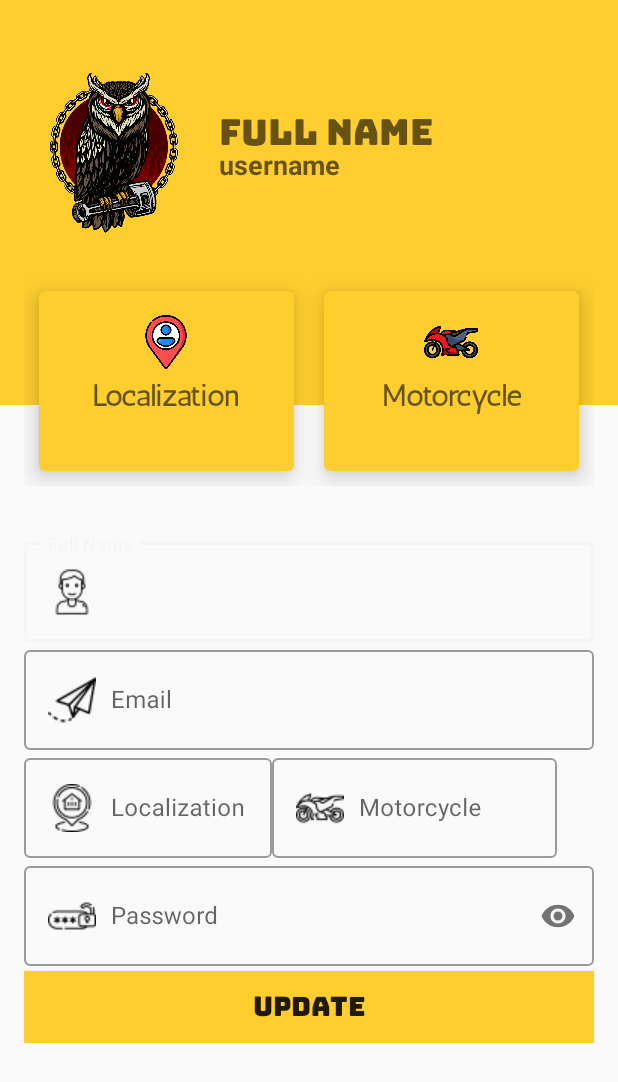
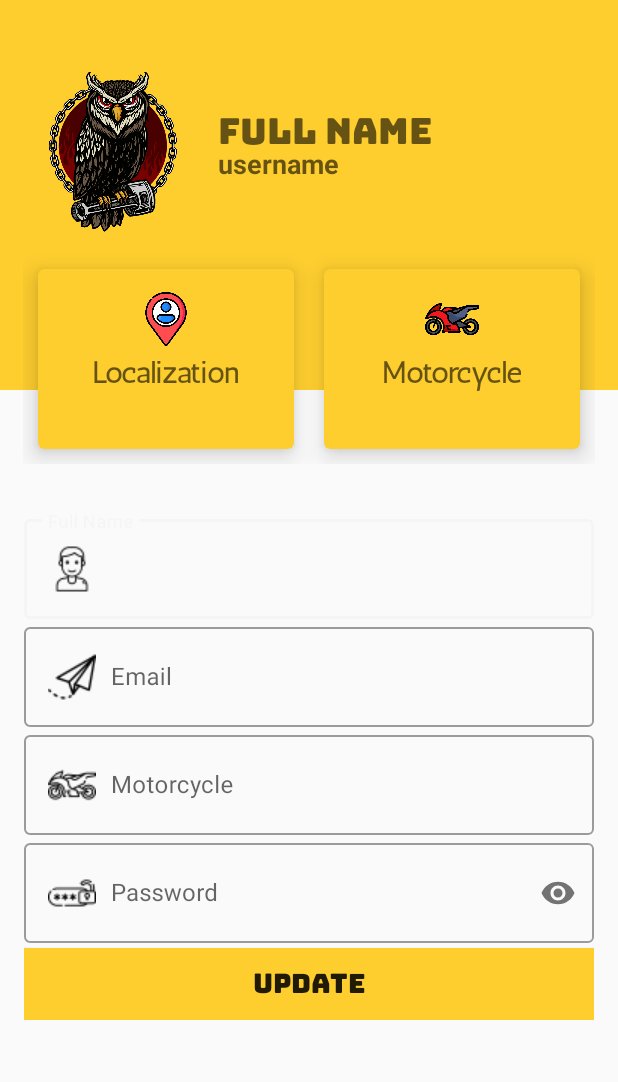
Before and after one commit to NNCoelho/MotorSport, an Android app: the UserprofileActivity screen opened directly, with no data from a screen before it, on a phone screen of 412 x 824 dp. Shown: the top 1082 px of the screen. Run offline under Robolectric (Android 15) with nearby library versions, the phone set to English and light mode, and no system bars.

Commit message:
Reformat and rearrange code

```diff
--- a/app/src/main/java/com/coelho/motorsport/UserprofileActivity.java
+++ b/app/src/main/java/com/coelho/motorsport/UserprofileActivity.java
@@ -10,7 +10,7 @@ import com.google.android.material.textfield.TextInputLayout;
 public class UserprofileActivity extends AppCompatActivity {
 
     TextView fullName, userName, location, motorcycle;
-    TextInputLayout fullNameInput, emailInput, localizationInput, motorcycleInput, passwordInput;
+    TextInputLayout fullNameInput, emailInput, motorcycleInput, passwordInput;
 
     @Override
     protected void onCreate(Bundle savedInstanceState) {
@@ -23,7 +23,6 @@ public class UserprofileActivity extends AppCompatActivity {
         motorcycle = findViewById(R.id.profileMotorcycle);
         fullNameInput = findViewById(R.id.profile_FullName);
         emailInput = findViewById(R.id.profile_Email);
-        localizationInput = findViewById(R.id.profile_Localization);
         motorcycleInput = findViewById(R.id.profile_Motorcycle);
         passwordInput = findViewById(R.id.profile_Password);
     }
--- a/app/src/main/res/layout/activity_main.xml
+++ b/app/src/main/res/layout/activity_main.xml
@@ -48,7 +48,8 @@
         android:gravity="center"
         android:includeFontPadding="false"
         android:text="@string/nation_wide_motorcycle_club"
-        android:textSize="39sp"
+        android:textSize="36sp"
+        android:textStyle="bold"
         app:layout_constraintBottom_toBottomOf="parent"
         app:layout_constraintEnd_toEndOf="parent"
         app:layout_constraintStart_toStartOf="parent"
--- a/app/src/main/res/layout/activity_userprofile.xml
+++ b/app/src/main/res/layout/activity_userprofile.xml
@@ -13,9 +13,9 @@
 
         <RelativeLayout
             android:layout_width="match_parent"
-            android:layout_height="270dp"
+            android:layout_height="260dp"
             android:background="#fece2f"
-            android:padding="16dp">
+            android:padding="15dp">
 
             <ImageView
                 android:id="@+id/profile_image"
@@ -56,9 +56,9 @@
         <LinearLayout
             android:layout_width="match_parent"
             android:layout_height="wrap_content"
-            android:layout_marginTop="-102dp"
+            android:layout_marginTop="-106dp"
             android:orientation="horizontal"
-            android:padding="16dp">
+            android:padding="15dp">
 
             <com.google.android.material.card.MaterialCardView
                 android:layout_width="0dp"
@@ -71,7 +71,7 @@
                 <RelativeLayout
                     android:layout_width="match_parent"
                     android:layout_height="match_parent"
-                    android:padding="16dp">
+                    android:padding="15dp">
 
                     <ImageView
                         android:id="@+id/placeholderIcon"
@@ -110,7 +110,7 @@
                 <RelativeLayout
                     android:layout_width="match_parent"
                     android:layout_height="match_parent"
-                    android:padding="16dp">
+                    android:padding="15dp">
 
                     <ImageView
                         android:id="@+id/motoIcon"
@@ -180,53 +180,14 @@
                     android:maxLines="1" />
             </com.google.android.material.textfield.TextInputLayout>
 
-            <!-- Layouts of Location and Motorcycle -->
-            <LinearLayout
-                android:layout_width="wrap_content"
-                android:layout_height="wrap_content"
-                android:baselineAligned="false"
-                android:orientation="horizontal">
-
-                <!-- Location -->
-                <LinearLayout
-                    android:layout_width="0dp"
-                    android:layout_height="match_parent"
-                    android:layout_gravity="start"
-                    android:layout_weight="1">
-
             <com.google.android.material.textfield.TextInputLayout
-                        android:id="@+id/profile_Localization"
+                android:id="@+id/profile_Motorcycle"
                 style="@style/Widget.MaterialComponents.TextInputLayout.OutlinedBox"
-                        android:layout_width="wrap_content"
+                android:layout_width="match_parent"
                 android:layout_height="wrap_content">
 
                 <com.google.android.material.textfield.TextInputEditText
-                            android:layout_width="165dp"
-                            android:layout_height="wrap_content"
-                            android:drawableStart="@drawable/location"
-                            android:drawablePadding="10dp"
-                            android:hint="@string/localization"
-                            android:inputType="text"
-                            android:lines="1"
-                            android:maxLines="1" />
-                    </com.google.android.material.textfield.TextInputLayout>
-
-                </LinearLayout>
-
-                <!-- Motorcycle -->
-                <LinearLayout
-                    android:layout_width="wrap_content"
-                    android:layout_height="wrap_content"
-                    android:layout_gravity="end">
-
-                    <com.google.android.material.textfield.TextInputLayout
-                        android:id="@+id/profile_Motorcycle"
-                        style="@style/Widget.MaterialComponents.TextInputLayout.OutlinedBox"
-                        android:layout_width="wrap_content"
-                        android:layout_height="wrap_content">
-
-                        <com.google.android.material.textfield.TextInputEditText
-                            android:layout_width="190dp"
+                    android:layout_width="match_parent"
                     android:layout_height="wrap_content"
                     android:drawableStart="@drawable/moto"
                     android:drawablePadding="10dp"
@@ -235,10 +196,6 @@
                     android:lines="1"
                     android:maxLines="1" />
             </com.google.android.material.textfield.TextInputLayout>
-
-                </LinearLayout>
-
-            </LinearLayout>
 
             <com.google.android.material.textfield.TextInputLayout
                 android:id="@+id/profile_Password"
```
Also changed, not shown: app/src/main/res/layout/activity_signup.xml (+9 -10 lines), app/src/main/res/values/strings.xml (+0 -7 lines). Lines whose indentation alone changed are shown as unchanged.
